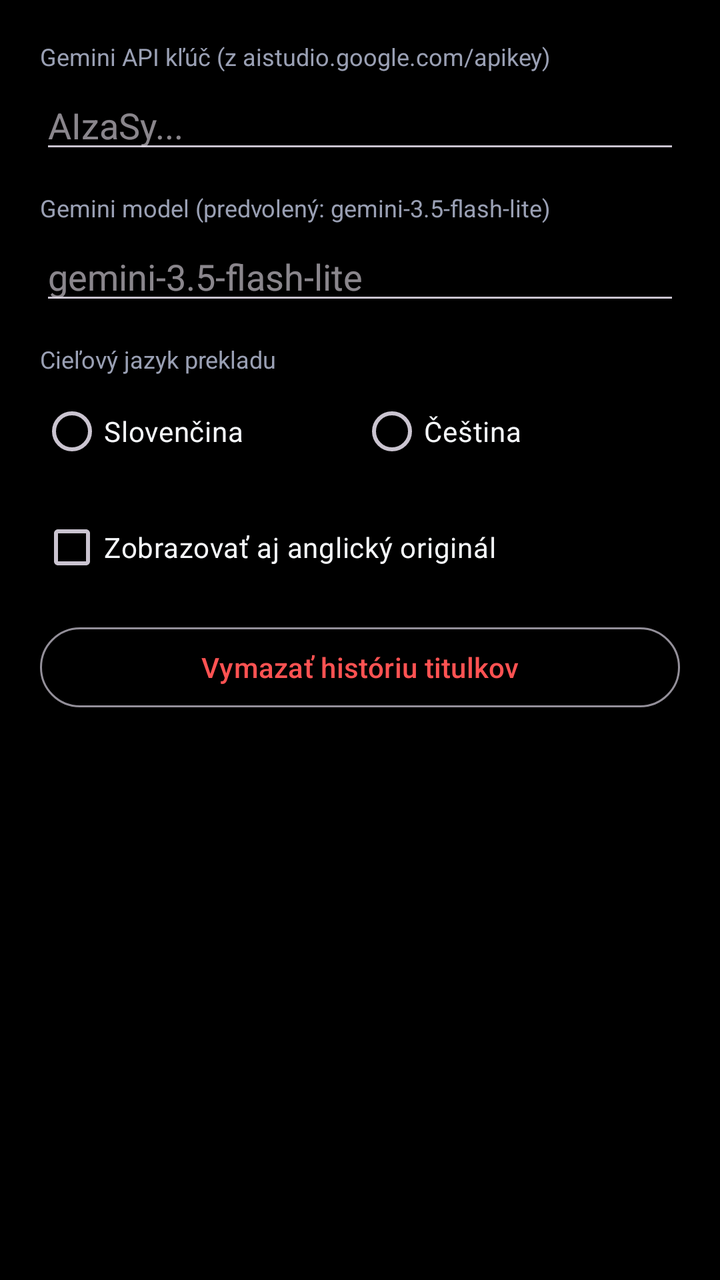
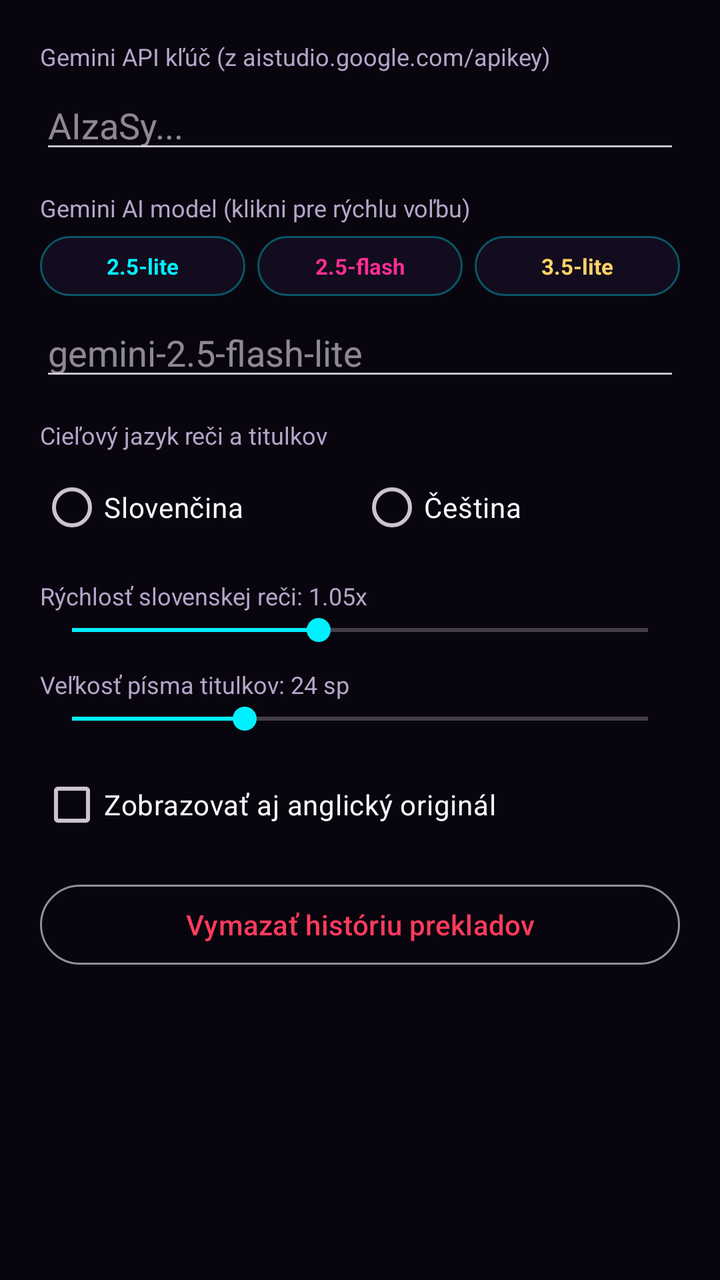

Two renders of the same Android screen: before a commit and after it. Below are the layout's source before the change and the commit's diff.
<!-- AndroidManifest.xml: application theme Theme.GtaLivePrekladac -->
<!-- res/layout/dialog_settings.xml -->
<?xml version="1.0" encoding="utf-8"?>
<ScrollView xmlns:android="http://schemas.android.com/apk/res/android"
    android:layout_width="match_parent"
    android:layout_height="wrap_content">

    <LinearLayout
        android:layout_width="match_parent"
        android:layout_height="wrap_content"
        android:orientation="vertical"
        android:padding="20dp">

        <TextView
            android:layout_width="wrap_content"
            android:layout_height="wrap_content"
            android:text="Gemini API kľúč (z aistudio.google.com/apikey)"
            android:textColor="@color/text_secondary"
            android:textSize="12sp" />

        <EditText
            android:id="@+id/etApiKey"
            android:layout_width="match_parent"
            android:layout_height="wrap_content"
            android:layout_marginTop="4dp"
            android:hint="AIzaSy..."
            android:inputType="textPassword"
            android:singleLine="true"
            android:textColor="@color/text_primary" />

        <TextView
            android:layout_width="wrap_content"
            android:layout_height="wrap_content"
            android:layout_marginTop="14dp"
            android:text="Gemini model (predvolený: gemini-3.5-flash-lite)"
            android:textColor="@color/text_secondary"
            android:textSize="12sp" />

        <EditText
            android:id="@+id/etModel"
            android:layout_width="match_parent"
            android:layout_height="wrap_content"
            android:layout_marginTop="4dp"
            android:hint="gemini-3.5-flash-lite"
            android:inputType="textNoSuggestions"
            android:singleLine="true"
            android:textColor="@color/text_primary" />

        <TextView
            android:layout_width="wrap_content"
            android:layout_height="wrap_content"
            android:layout_marginTop="14dp"
            android:text="Cieľový jazyk prekladu"
            android:textColor="@color/text_secondary"
            android:textSize="12sp" />

        <RadioGroup
            android:id="@+id/rgLanguage"
            android:layout_width="match_parent"
            android:layout_height="wrap_content"
            android:layout_marginTop="4dp"
            android:orientation="horizontal">

            <RadioButton
                android:id="@+id/rbSlovak"
                android:layout_width="0dp"
                android:layout_height="wrap_content"
                android:layout_weight="1"
                android:text="Slovenčina"
                android:textColor="@color/text_primary" />

            <RadioButton
                android:id="@+id/rbCzech"
                android:layout_width="0dp"
                android:layout_height="wrap_content"
                android:layout_weight="1"
                android:text="Čeština"
                android:textColor="@color/text_primary" />
        </RadioGroup>

        <CheckBox
            android:id="@+id/cbShowOriginal"
            android:layout_width="match_parent"
            android:layout_height="wrap_content"
            android:layout_marginTop="10dp"
            android:text="Zobrazovať aj anglický originál"
            android:textColor="@color/text_primary" />

        <com.google.android.material.button.MaterialButton
            android:id="@+id/btnClearHistory"
            style="@style/Widget.Material3.Button.OutlinedButton"
            android:layout_width="match_parent"
            android:layout_height="wrap_content"
            android:layout_marginTop="12dp"
            android:text="Vymazať históriu titulkov"
            android:textColor="@color/accent_red" />

    </LinearLayout>
</ScrollView>
<!-- resources referenced by this layout -->
<resources>
  <color name="accent_red">#FF5252</color>
  <color name="text_primary">#F5F7FA</color>
  <color name="text_secondary">#9AA0B4</color>
  <style name="Theme.GtaLivePrekladac" parent="Theme.Material3.Dark.NoActionBar">
          <item name="colorPrimary">@color/accent_cyan</item>
          <item name="colorSecondary">@color/accent_pink</item>
          <item name="android:windowBackground">@color/oled_black</item>
          <item name="android:statusBarColor">@color/oled_black</item>
          <item name="android:navigationBarColor">@color/oled_black</item>
      </style>
  <color name="accent_cyan">#00E5FF</color>
  <color name="accent_pink">#FF4081</color>
  <color name="oled_black">#000000</color>
</resources>

<!-- the commit's change to res/layout/dialog_settings.xml (unified diff, before → after) -->
@@ -30,16 +30,61 @@
             android:layout_width="wrap_content"
             android:layout_height="wrap_content"
             android:layout_marginTop="14dp"
-            android:text="Gemini model (predvolený: gemini-3.5-flash-lite)"
+            android:text="Gemini AI model (klikni pre rýchlu voľbu)"
             android:textColor="@color/text_secondary"
             android:textSize="12sp" />
+
+        <LinearLayout
+            android:layout_width="match_parent"
+            android:layout_height="wrap_content"
+            android:layout_marginTop="6dp"
+            android:orientation="horizontal">
+
+            <TextView
+                android:id="@+id/btnModel25Lite"
+                android:layout_width="0dp"
+                android:layout_height="30dp"
+                android:layout_marginEnd="6dp"
+                android:layout_weight="1"
+                android:background="@drawable/bg_pill"
+                android:gravity="center"
+                android:text="2.5-lite"
+                android:textColor="@color/accent_cyan"
+                android:textSize="11sp"
+                android:textStyle="bold" />
+
+            <TextView
+                android:id="@+id/btnModel25Flash"
+                android:layout_width="0dp"
+                android:layout_height="30dp"
+                android:layout_marginEnd="6dp"
+                android:layout_weight="1"
+                android:background="@drawable/bg_pill"
+                android:gravity="center"
+                android:text="2.5-flash"
+                android:textColor="@color/accent_pink"
+                android:textSize="11sp"
+                android:textStyle="bold" />
+
+            <TextView
+                android:id="@+id/btnModel35Lite"
+                android:layout_width="0dp"
+                android:layout_height="30dp"
+                android:layout_weight="1"
+                android:background="@drawable/bg_pill"
+                android:gravity="center"
+                android:text="3.5-lite"
+                android:textColor="@color/accent_amber"
+                android:textSize="11sp"
+                android:textStyle="bold" />
+        </LinearLayout>
 
         <EditText
             android:id="@+id/etModel"
             android:layout_width="match_parent"
             android:layout_height="wrap_content"
-            android:layout_marginTop="4dp"
-            android:hint="gemini-3.5-flash-lite"
+            android:layout_marginTop="6dp"
+            android:hint="gemini-2.5-flash-lite"
             android:inputType="textNoSuggestions"
             android:singleLine="true"
             android:textColor="@color/text_primary" />
@@ -48,7 +93,7 @@
             android:layout_width="wrap_content"
             android:layout_height="wrap_content"
             android:layout_marginTop="14dp"
-            android:text="Cieľový jazyk prekladu"
+            android:text="Cieľový jazyk reči a titulkov"
             android:textColor="@color/text_secondary"
             android:textSize="12sp" />
 
@@ -76,6 +121,38 @@
                 android:textColor="@color/text_primary" />
         </RadioGroup>
 
+        <TextView
+            android:id="@+id/tvRateLabel"
+            android:layout_width="wrap_content"
+            android:layout_height="wrap_content"
+            android:layout_marginTop="12dp"
+            android:text="Rýchlosť slovenskej reči: 1.05x"
+            android:textColor="@color/text_secondary"
+            android:textSize="12sp" />
+
+        <SeekBar
+            android:id="@+id/seekSpeechRate"
+            android:layout_width="match_parent"
+            android:layout_height="wrap_content"
+            android:max="14"
+            android:progress="6" />
+
+        <TextView
+            android:id="@+id/tvFontLabel"
+            android:layout_width="wrap_content"
+            android:layout_height="wrap_content"
+            android:layout_marginTop="10dp"
+            android:text="Veľkosť písma titulkov: 24 sp"
+            android:textColor="@color/text_secondary"
+            android:textSize="12sp" />
+
+        <SeekBar
+            android:id="@+id/seekFontSize"
+            android:layout_width="match_parent"
+            android:layout_height="wrap_content"
+            android:max="20"
+            android:progress="6" />
+
         <CheckBox
             android:id="@+id/cbShowOriginal"
             android:layout_width="match_parent"
@@ -90,7 +167,7 @@
             android:layout_width="match_parent"
             android:layout_height="wrap_content"
             android:layout_marginTop="12dp"
-            android:text="Vymazať históriu titulkov"
+            android:text="Vymazať históriu prekladov"
             android:textColor="@color/accent_red" />
 
     </LinearLayout>
<!-- resource entries referenced after the edit -->
@@ -1,17 +1,29 @@
 <!-- resources referenced by this layout -->
 <resources>
-  <color name="accent_red">#FF5252</color>
-  <color name="text_primary">#F5F7FA</color>
-  <color name="text_secondary">#9AA0B4</color>
+  <color name="accent_amber">#FFD166</color>
+  <color name="accent_red">#FF3B5C</color>
+  <color name="text_primary">#FAF7FF</color>
+  <color name="text_secondary">#B2A6C9</color>
+  <!-- drawable bg_pill (drawable) -->
+  <?xml version="1.0" encoding="utf-8"?>
+  <shape xmlns:android="http://schemas.android.com/apk/res/android"
+      android:shape="rectangle">
+      <solid android:color="@color/surface_dark" />
+      <stroke
+          android:width="1dp"
+          android:color="#5500F0FF" />
+      <corners android:radius="999dp" />
+  </shape>
   <style name="Theme.GtaLivePrekladac" parent="Theme.Material3.Dark.NoActionBar">
-          <item name="colorPrimary">@color/accent_cyan</item>
-          <item name="colorSecondary">@color/accent_pink</item>
+          <item name="colorPrimary">@color/accent_pink</item>
+          <item name="colorSecondary">@color/accent_cyan</item>
           <item name="android:windowBackground">@color/oled_black</item>
           <item name="android:statusBarColor">@color/oled_black</item>
           <item name="android:navigationBarColor">@color/oled_black</item>
       </style>
-  <color name="accent_cyan">#00E5FF</color>
-  <color name="accent_pink">#FF4081</color>
-  <color name="oled_black">#000000</color>
+  <color name="surface_dark">#120C1E</color>
+  <color name="accent_cyan">#00F0FF</color>
+  <color name="accent_pink">#FF2E93</color>
+  <color name="oled_black">#08050E</color>
 </resources>
 
